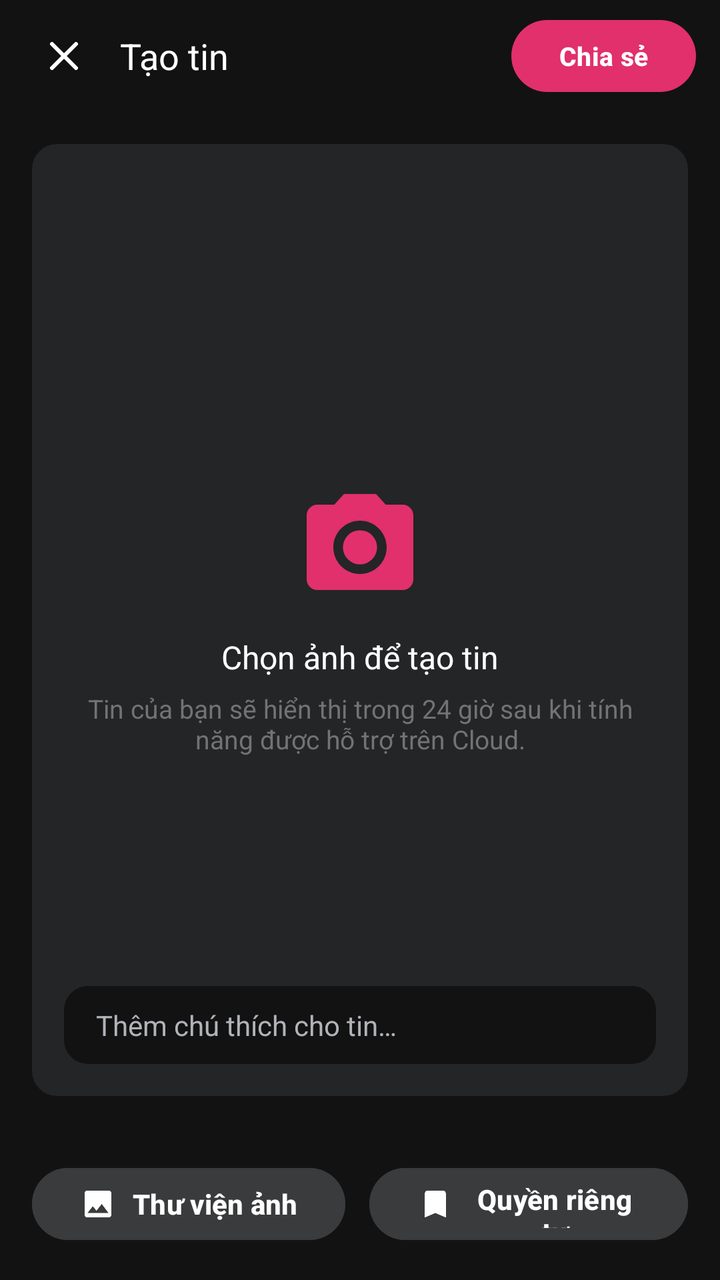
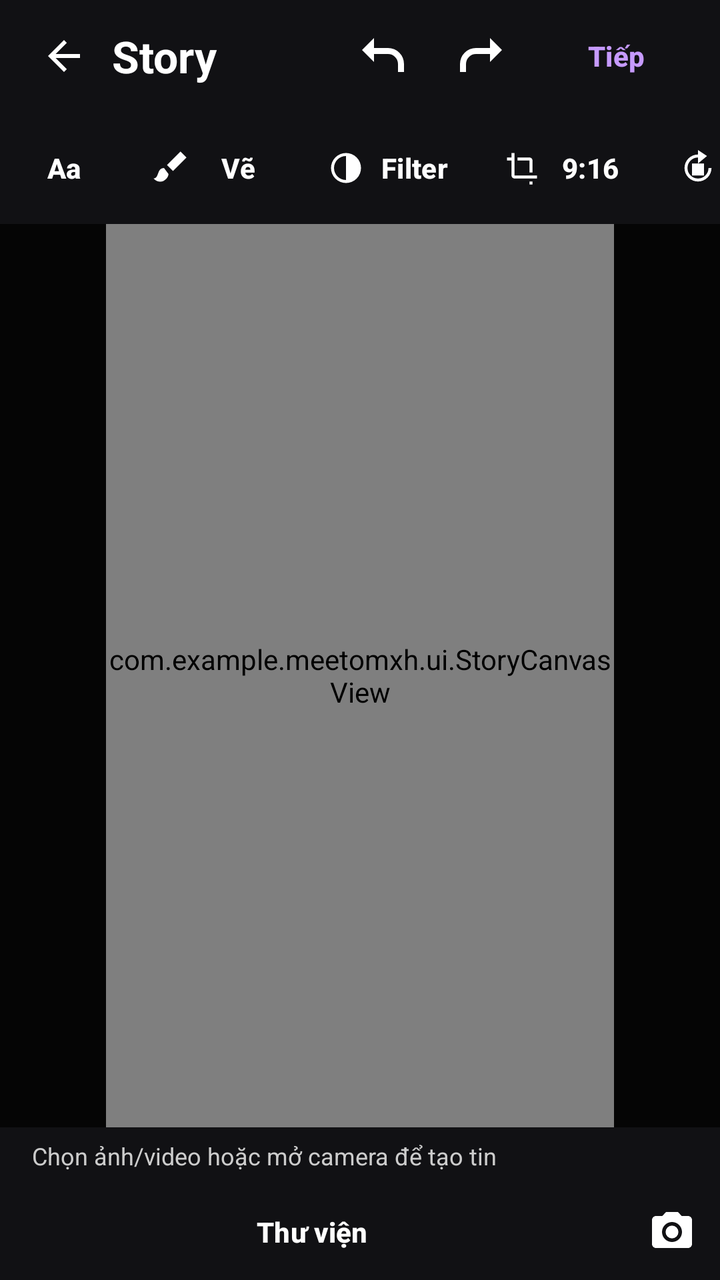

Before-and-after screenshots of an Android layout around one commit, followed by the original layout XML and the change that was made.
<!-- AndroidManifest.xml: application theme Theme.MeetoMXH -->
<!-- res/layout/activity_story_create.xml -->
<?xml version="1.0" encoding="utf-8"?>
<androidx.constraintlayout.widget.ConstraintLayout xmlns:android="http://schemas.android.com/apk/res/android"
    xmlns:app="http://schemas.android.com/apk/res-auto"
    xmlns:tools="http://schemas.android.com/tools"
    android:layout_width="match_parent"
    android:layout_height="match_parent"
    android:background="#121212"
    tools:context=".StoryCreateActivity">

    
    <LinearLayout
        android:id="@+id/layoutTopBar"
        android:layout_width="match_parent"
        android:layout_height="56dp"
        android:gravity="center_vertical"
        android:orientation="horizontal"
        android:paddingHorizontal="12dp"
        app:layout_constraintTop_toTopOf="parent">

        <ImageButton
            android:id="@+id/btnCloseStory"
            android:layout_width="40dp"
            android:layout_height="40dp"
            android:background="?attr/selectableItemBackgroundBorderless"
            android:contentDescription="Đóng"
            android:padding="8dp"
            android:src="@drawable/ic_clear"
            app:tint="@color/white" />

        <TextView
            android:layout_width="0dp"
            android:layout_height="wrap_content"
            android:layout_marginStart="8dp"
            android:layout_weight="1"
            android:fontFamily="sans-serif-bold"
            android:text="Tạo tin"
            android:textColor="@color/white"
            android:textSize="18sp" />

        <com.google.android.material.button.MaterialButton
            android:id="@+id/btnShareStory"
            style="@style/Widget.Material3.Button.UnelevatedButton"
            android:layout_width="wrap_content"
            android:layout_height="36dp"
            android:insetTop="0dp"
            android:insetBottom="0dp"
            android:text="Chia sẻ"
            android:textAllCaps="false"
            android:textColor="@color/white"
            android:textSize="13sp"
            android:textStyle="bold"
            app:backgroundTint="@color/brand_blue"
            app:cornerRadius="18dp" />

    </LinearLayout>

    
    <FrameLayout
        android:id="@+id/layoutStoryCanvas"
        android:layout_width="match_parent"
        android:layout_height="0dp"
        android:layout_margin="16dp"
        android:background="@drawable/bg_card_rounded"
        android:backgroundTint="#242526"
        app:layout_constraintBottom_toTopOf="@id/layoutBottomControls"
        app:layout_constraintTop_toBottomOf="@id/layoutTopBar">

        <ImageView
            android:id="@+id/ivStoryPreview"
            android:layout_width="match_parent"
            android:layout_height="match_parent"
            android:contentDescription="Xem trước tin"
            android:scaleType="centerCrop"
            android:visibility="gone" />

        
        <LinearLayout
            android:id="@+id/layoutStoryPlaceholder"
            android:layout_width="wrap_content"
            android:layout_height="wrap_content"
            android:layout_gravity="center"
            android:gravity="center"
            android:orientation="vertical"
            android:padding="24dp">

            <ImageView
                android:layout_width="64dp"
                android:layout_height="64dp"
                android:contentDescription="@null"
                android:src="@drawable/ic_camera"
                app:tint="@color/brand_blue" />

            <TextView
                android:layout_width="wrap_content"
                android:layout_height="wrap_content"
                android:layout_marginTop="12dp"
                android:fontFamily="sans-serif-bold"
                android:gravity="center"
                android:text="Chọn ảnh để tạo tin"
                android:textColor="@color/white"
                android:textSize="16sp" />

            <TextView
                android:layout_width="wrap_content"
                android:layout_height="wrap_content"
                android:layout_marginTop="6dp"
                android:gravity="center"
                android:text="Tin của bạn sẽ hiển thị trong 24 giờ sau khi tính năng được hỗ trợ trên Cloud."
                android:textColor="@color/text_secondary"
                android:textSize="13sp" />

        </LinearLayout>

        
        <EditText
            android:id="@+id/etStoryCaption"
            android:layout_width="match_parent"
            android:layout_height="wrap_content"
            android:layout_gravity="bottom"
            android:layout_margin="16dp"
            android:background="@drawable/bg_pill_search"
            android:backgroundTint="#80000000"
            android:hint="Thêm chú thích cho tin…"
            android:inputType="textCapSentences|textMultiLine"
            android:maxLines="3"
            android:paddingHorizontal="16dp"
            android:paddingVertical="10dp"
            android:textColor="@color/white"
            android:textColorHint="#B0B3B8"
            android:textSize="14sp" />

    </FrameLayout>

    
    <LinearLayout
        android:id="@+id/layoutBottomControls"
        android:layout_width="match_parent"
        android:layout_height="wrap_content"
        android:gravity="center"
        android:orientation="horizontal"
        android:padding="16dp"
        app:layout_constraintBottom_toBottomOf="parent">

        <com.google.android.material.button.MaterialButton
            android:id="@+id/btnPickStoryMedia"
            style="@style/Widget.Material3.Button.UnelevatedButton"
            android:layout_width="wrap_content"
            android:layout_height="44dp"
            android:layout_marginEnd="12dp"
            android:backgroundTint="#3A3B3C"
            android:text="Thư viện ảnh"
            android:textAllCaps="false"
            android:textColor="@color/white"
            android:textSize="14sp"
            app:cornerRadius="22dp"
            app:icon="@drawable/ic_photo"
            app:iconTint="@color/white" />

        <com.google.android.material.button.MaterialButton
            android:id="@+id/btnStoryPrivacy"
            style="@style/Widget.Material3.Button.UnelevatedButton"
            android:layout_width="wrap_content"
            android:layout_height="44dp"
            android:backgroundTint="#3A3B3C"
            android:text="Quyền riêng tư"
            android:textAllCaps="false"
            android:textColor="@color/white"
            android:textSize="14sp"
            app:cornerRadius="22dp"
            app:icon="@drawable/ic_bookmark"
            app:iconTint="@color/white" />

    </LinearLayout>

</androidx.constraintlayout.widget.ConstraintLayout>
<!-- resources referenced by this layout -->
<resources>
  <color name="brand_blue">#E1306C</color>
  <color name="text_secondary">#737373</color>
  <color name="white">#FFFFFFFF</color>
  <!-- drawable bg_card_rounded (drawable) -->
  <?xml version="1.0" encoding="utf-8"?>
  <shape xmlns:android="http://schemas.android.com/apk/res/android"
      android:shape="rectangle">
      <solid android:color="@color/surface_bg" />
      <corners android:radius="12dp" />
      <stroke
          android:width="1dp"
          android:color="@color/divider_color" />
  </shape>
  <!-- drawable bg_pill_search (drawable) -->
  <?xml version="1.0" encoding="utf-8"?>
  <shape xmlns:android="http://schemas.android.com/apk/res/android"
      android:shape="rectangle">
      <solid android:color="@color/surface_variant" />
      <corners android:radius="12dp" />
  </shape>
  <!-- drawable ic_bookmark (drawable) -->
  <vector xmlns:android="http://schemas.android.com/apk/res/android"
      android:width="24dp"
      android:height="24dp"
      android:viewportWidth="24"
      android:viewportHeight="24">
    <path
        android:fillColor="@color/text_primary"
        android:pathData="M17,3H7c-1.1,0 -1.99,0.9 -1.99,2L5,21l7,-3 7,3V5c0,-1.1 -0.9,-2 -2,-2z"/>
  </vector>
  <!-- drawable ic_clear (drawable) -->
  <vector xmlns:android="http://schemas.android.com/apk/res/android"
      android:width="24dp"
      android:height="24dp"
      android:viewportWidth="24"
      android:viewportHeight="24">
      <path
          android:fillColor="@android:color/transparent"
          android:strokeColor="#FF000000"
          android:strokeLineCap="round"
          android:strokeWidth="2"
          android:pathData="M6,6 L18,18 M18,6 L6,18" />
  </vector>
  <!-- drawable ic_photo (drawable) -->
  <vector xmlns:android="http://schemas.android.com/apk/res/android"
      android:width="24dp"
      android:height="24dp"
      android:viewportWidth="24"
      android:viewportHeight="24">
    <path
        android:fillColor="#45BD62"
        android:pathData="M21,19V5c0,-1.1 -0.9,-2 -2,-2H5c-1.1,0 -2,0.9 -2,2v14c0,1.1 0.9,2 2,2h14c1.1,0 2,-0.9 2,-2zM8.5,13.5l2.5,3.01L14.5,12l4.5,6H5l3.5,-4.5z"/>
  </vector>
  <style name="Theme.MeetoMXH" parent="Base.Theme.MeetoMXH" />
  <color name="surface_bg">#FFFFFF</color>
  <color name="divider_color">#EFEFEF</color>
  <color name="surface_variant">#FAFAFA</color>
  <color name="text_primary">#262626</color>
  <color name="primary_container">#FCE4EC</color>
  <color name="on_primary_container">#880E4F</color>
  <color name="ig_purple">#833AB4</color>
  <color name="app_bg">#FFFFFF</color>
  <color name="text_hint">#C7C7C7</color>
  <color name="outline_color">#DBDBDB</color>
  <color name="status_error">#ED4956</color>
  <style name="ThemeOverlay.Meeto.BottomSheetDialog" parent="ThemeOverlay.Material3.BottomSheetDialog">
          <item name="bottomSheetStyle">@style/Widget.Meeto.BottomSheet</item>
      </style>
  <style name="ShapeAppearance.Meeto.Dialog" parent="ShapeAppearance.Material3.Corner.Large">
          <item name="cornerSize">@dimen/corner_radius_dialog</item>
      </style>
  <dimen name="corner_radius_medium">10dp</dimen>
  <dimen name="button_height_standard">48dp</dimen>
  <dimen name="corner_radius_dialog">22dp</dimen>
  <color name="icon_button_bg_pressed">#EFEFEF</color>
  <!-- unchanged entries left out for length: 10 -->
</resources>

<!-- the commit's change to res/layout/activity_story_create.xml (unified diff, before → after) -->
@@ -1,175 +1,37 @@
-<?xml version="1.0" encoding="utf-8"?>
-<androidx.constraintlayout.widget.ConstraintLayout xmlns:android="http://schemas.android.com/apk/res/android"
-    xmlns:app="http://schemas.android.com/apk/res-auto"
-    xmlns:tools="http://schemas.android.com/tools"
-    android:layout_width="match_parent"
-    android:layout_height="match_parent"
-    android:background="#121212"
-    tools:context=".StoryCreateActivity">
-
-    
-    <LinearLayout
-        android:id="@+id/layoutTopBar"
-        android:layout_width="match_parent"
-        android:layout_height="56dp"
-        android:gravity="center_vertical"
-        android:orientation="horizontal"
-        android:paddingHorizontal="12dp"
-        app:layout_constraintTop_toTopOf="parent">
-
-        <ImageButton
-            android:id="@+id/btnCloseStory"
-            android:layout_width="40dp"
-            android:layout_height="40dp"
-            android:background="?attr/selectableItemBackgroundBorderless"
-            android:contentDescription="Đóng"
-            android:padding="8dp"
-            android:src="@drawable/ic_clear"
-            app:tint="@color/white" />
-
-        <TextView
-            android:layout_width="0dp"
-            android:layout_height="wrap_content"
-            android:layout_marginStart="8dp"
-            android:layout_weight="1"
-            android:fontFamily="sans-serif-bold"
-            android:text="Tạo tin"
-            android:textColor="@color/white"
-            android:textSize="18sp" />
-
-        <com.google.android.material.button.MaterialButton
-            android:id="@+id/btnShareStory"
-            style="@style/Widget.Material3.Button.UnelevatedButton"
-            android:layout_width="wrap_content"
-            android:layout_height="36dp"
-            android:insetTop="0dp"
-            android:insetBottom="0dp"
-            android:text="Chia sẻ"
-            android:textAllCaps="false"
-            android:textColor="@color/white"
-            android:textSize="13sp"
-            android:textStyle="bold"
-            app:backgroundTint="@color/brand_blue"
-            app:cornerRadius="18dp" />
-
-    </LinearLayout>
-
-    
-    <FrameLayout
-        android:id="@+id/layoutStoryCanvas"
-        android:layout_width="match_parent"
-        android:layout_height="0dp"
-        android:layout_margin="16dp"
-        android:background="@drawable/bg_card_rounded"
-        android:backgroundTint="#242526"
-        app:layout_constraintBottom_toTopOf="@id/layoutBottomControls"
-        app:layout_constraintTop_toBottomOf="@id/layoutTopBar">
-
-        <ImageView
-            android:id="@+id/ivStoryPreview"
-            android:layout_width="match_parent"
-            android:layout_height="match_parent"
-            android:contentDescription="Xem trước tin"
-            android:scaleType="centerCrop"
-            android:visibility="gone" />
-
-        
-        <LinearLayout
-            android:id="@+id/layoutStoryPlaceholder"
-            android:layout_width="wrap_content"
-            android:layout_height="wrap_content"
-            android:layout_gravity="center"
-            android:gravity="center"
-            android:orientation="vertical"
-            android:padding="24dp">
-
-            <ImageView
-                android:layout_width="64dp"
-                android:layout_height="64dp"
-                android:contentDescription="@null"
-                android:src="@drawable/ic_camera"
-                app:tint="@color/brand_blue" />
-
-            <TextView
-                android:layout_width="wrap_content"
-                android:layout_height="wrap_content"
-                android:layout_marginTop="12dp"
-                android:fontFamily="sans-serif-bold"
-                android:gravity="center"
-                android:text="Chọn ảnh để tạo tin"
-                android:textColor="@color/white"
-                android:textSize="16sp" />
-
-            <TextView
-                android:layout_width="wrap_content"
-                android:layout_height="wrap_content"
-                android:layout_marginTop="6dp"
-                android:gravity="center"
-                android:text="Tin của bạn sẽ hiển thị trong 24 giờ sau khi tính năng được hỗ trợ trên Cloud."
-                android:textColor="@color/text_secondary"
-                android:textSize="13sp" />
-
-        </LinearLayout>
-
-        
-        <EditText
-            android:id="@+id/etStoryCaption"
-            android:layout_width="match_parent"
-            android:layout_height="wrap_content"
-            android:layout_gravity="bottom"
-            android:layout_margin="16dp"
-            android:background="@drawable/bg_pill_search"
-            android:backgroundTint="#80000000"
-            android:hint="Thêm chú thích cho tin…"
-            android:inputType="textCapSentences|textMultiLine"
-            android:maxLines="3"
-            android:paddingHorizontal="16dp"
-            android:paddingVertical="10dp"
-            android:textColor="@color/white"
-            android:textColorHint="#B0B3B8"
-            android:textSize="14sp" />
-
-    </FrameLayout>
-
-    
-    <LinearLayout
-        android:id="@+id/layoutBottomControls"
-        android:layout_width="match_parent"
-        android:layout_height="wrap_content"
-        android:gravity="center"
-        android:orientation="horizontal"
-        android:padding="16dp"
-        app:layout_constraintBottom_toBottomOf="parent">
-
-        <com.google.android.material.button.MaterialButton
-            android:id="@+id/btnPickStoryMedia"
-            style="@style/Widget.Material3.Button.UnelevatedButton"
-            android:layout_width="wrap_content"
-            android:layout_height="44dp"
-            android:layout_marginEnd="12dp"
-            android:backgroundTint="#3A3B3C"
-            android:text="Thư viện ảnh"
-            android:textAllCaps="false"
-            android:textColor="@color/white"
-            android:textSize="14sp"
-            app:cornerRadius="22dp"
-            app:icon="@drawable/ic_photo"
-            app:iconTint="@color/white" />
-
-        <com.google.android.material.button.MaterialButton
-            android:id="@+id/btnStoryPrivacy"
-            style="@style/Widget.Material3.Button.UnelevatedButton"
-            android:layout_width="wrap_content"
-            android:layout_height="44dp"
-            android:backgroundTint="#3A3B3C"
-            android:text="Quyền riêng tư"
-            android:textAllCaps="false"
-            android:textColor="@color/white"
-            android:textSize="14sp"
-            app:cornerRadius="22dp"
-            app:icon="@drawable/ic_bookmark"
-            app:iconTint="@color/white" />
-
-    </LinearLayout>
-
-</androidx.constraintlayout.widget.ConstraintLayout>
+<LinearLayout xmlns:android="http://schemas.android.com/apk/res/android" xmlns:app="http://schemas.android.com/apk/res-auto" android:id="@+id/story_create_root" android:layout_width="match_parent" android:layout_height="match_parent" android:orientation="vertical" android:background="#111114">
+ <LinearLayout android:layout_width="match_parent" android:layout_height="56dp" android:gravity="center_vertical" android:paddingHorizontal="8dp">
+  <ImageButton android:id="@+id/story_create_back" android:layout_width="48dp" android:layout_height="48dp" android:background="?attr/selectableItemBackgroundBorderless" android:src="@drawable/ic_arrow_back" android:tint="#FFFFFF" android:contentDescription="Quay lại" />
+  <TextView android:layout_width="0dp" android:layout_height="wrap_content" android:layout_weight="1" android:text="Story" android:textColor="#FFFFFF" android:textSize="22sp" android:textStyle="bold" />
+  <ImageButton android:id="@+id/story_undo" android:layout_width="48dp" android:layout_height="48dp" android:background="?attr/selectableItemBackgroundBorderless" android:src="@drawable/ic_story_undo" android:tint="#FFFFFF" android:contentDescription="Hoàn tác" />
+  <ImageButton android:id="@+id/story_redo" android:layout_width="48dp" android:layout_height="48dp" android:background="?attr/selectableItemBackgroundBorderless" android:src="@drawable/ic_story_redo" android:tint="#FFFFFF" android:contentDescription="Làm lại" />
+  <Button android:id="@+id/story_next" style="@style/Widget.Material3.Button.TextButton" android:layout_width="wrap_content" android:layout_height="48dp" android:text="Tiếp" android:textAllCaps="false" android:textColor="#C69AFF" />
+ </LinearLayout>
+ <HorizontalScrollView android:id="@+id/story_tools" android:layout_width="match_parent" android:layout_height="56dp" android:scrollbars="none">
+  <LinearLayout android:layout_width="wrap_content" android:layout_height="match_parent" android:gravity="center_vertical">
+   <Button android:id="@+id/story_text_tool" style="@style/Widget.Material3.Button.TextButton" android:layout_width="64dp" android:layout_height="48dp" android:text="Aa" android:textColor="#FFFFFF" android:contentDescription="Thêm văn bản" />
+   <com.google.android.material.button.MaterialButton android:id="@+id/story_brush_tool" style="@style/Widget.Material3.Button.TextButton" android:layout_width="wrap_content" android:layout_height="48dp" app:icon="@drawable/ic_story_brush" app:iconTint="#FFFFFF" android:text="Vẽ" android:textColor="#FFFFFF" android:textAllCaps="false" />
+   <com.google.android.material.button.MaterialButton android:id="@+id/story_filter_tool" style="@style/Widget.Material3.Button.TextButton" android:layout_width="wrap_content" android:layout_height="48dp" app:icon="@drawable/ic_story_filter" app:iconTint="#FFFFFF" android:text="Filter" android:textColor="#FFFFFF" android:textAllCaps="false" />
+   <com.google.android.material.button.MaterialButton android:id="@+id/story_crop_tool" style="@style/Widget.Material3.Button.TextButton" android:layout_width="wrap_content" android:layout_height="48dp" app:icon="@drawable/ic_story_crop" app:iconTint="#FFFFFF" android:text="9:16" android:textColor="#FFFFFF" android:textAllCaps="false" />
+   <com.google.android.material.button.MaterialButton android:id="@+id/story_rotate_tool" style="@style/Widget.Material3.Button.TextButton" android:layout_width="wrap_content" android:layout_height="48dp" app:icon="@drawable/ic_story_rotate" app:iconTint="#FFFFFF" android:text="Xoay" android:textColor="#FFFFFF" android:textAllCaps="false" />
+  </LinearLayout>
+ </HorizontalScrollView>
+ <androidx.constraintlayout.widget.ConstraintLayout android:layout_width="match_parent" android:layout_height="0dp" android:layout_weight="1" android:background="#050505">
+  <FrameLayout android:id="@+id/story_stage" android:layout_width="0dp" android:layout_height="0dp" app:layout_constraintDimensionRatio="9:16" app:layout_constraintTop_toTopOf="parent" app:layout_constraintBottom_toBottomOf="parent" app:layout_constraintStart_toStartOf="parent" app:layout_constraintEnd_toEndOf="parent">
+   <androidx.media3.ui.PlayerView android:id="@+id/story_edit_player" android:layout_width="match_parent" android:layout_height="match_parent" app:surface_type="surface_view" app:resize_mode="fit" app:use_controller="false" android:visibility="gone" />
+   <ImageView android:id="@+id/story_export_preview" android:layout_width="match_parent" android:layout_height="match_parent" android:scaleType="fitCenter" android:contentDescription="Story thành phẩm" android:visibility="gone" />
+   <com.example.meetomxh.ui.StoryCanvasView android:id="@+id/story_canvas" android:layout_width="match_parent" android:layout_height="match_parent" />
+  </FrameLayout>
+ </androidx.constraintlayout.widget.ConstraintLayout>
+ <TextView android:id="@+id/story_create_status" android:layout_width="match_parent" android:layout_height="wrap_content" android:paddingHorizontal="16dp" android:paddingVertical="6dp" android:maxLines="3" android:textSize="12sp" android:textColor="#CCCCCC" android:text="Chọn ảnh/video hoặc mở camera để tạo tin" android:accessibilityLiveRegion="polite" />
+ <com.example.meetomxh.ui.ReelTrimTimelineView android:id="@+id/story_trim" android:layout_width="match_parent" android:layout_height="104dp" android:visibility="gone" />
+ <LinearLayout android:layout_width="match_parent" android:layout_height="48dp" android:gravity="center_vertical">
+  <Button android:id="@+id/story_pick" style="@style/Widget.Material3.Button.TextButton" android:layout_width="0dp" android:layout_height="48dp" android:layout_weight="1" android:text="Thư viện" android:textColor="#FFFFFF" android:textAllCaps="false" />
+  <ImageButton android:id="@+id/story_camera" android:layout_width="48dp" android:layout_height="48dp" android:background="?attr/selectableItemBackgroundBorderless" android:src="@drawable/ic_camera" android:tint="#FFFFFF" android:contentDescription="Chụp ảnh hoặc quay video Story" />
+  <ImageButton android:id="@+id/story_edit_play" android:layout_width="48dp" android:layout_height="48dp" android:background="?attr/selectableItemBackgroundBorderless" android:src="@drawable/ic_reel_pause" android:tint="#FFFFFF" android:contentDescription="Phát hoặc tạm dừng video" android:visibility="gone" />
+  <CheckBox android:id="@+id/story_edit_mute" android:layout_width="wrap_content" android:layout_height="48dp" android:text="Tắt tiếng" android:textColor="#FFFFFF" android:buttonTint="#C69AFF" android:visibility="gone" />
+  <Button android:id="@+id/story_privacy" android:visibility="gone" style="@style/Widget.Material3.Button.TextButton" android:layout_width="wrap_content" android:layout_height="48dp" android:text="Người theo dõi" android:textColor="#FFFFFF" android:textAllCaps="false" />
+ </LinearLayout>
+ <EditText android:id="@+id/story_create_caption" android:visibility="gone" android:layout_width="match_parent" android:layout_height="48dp" android:paddingHorizontal="16dp" android:hint="Mô tả Story…" android:textColor="#FFFFFF" android:textColorHint="#AAAAAA" android:maxLength="2000" android:singleLine="true" android:inputType="textCapSentences" />
+ <ProgressBar android:id="@+id/story_create_progress" style="@android:style/Widget.ProgressBar.Horizontal" android:layout_width="match_parent" android:layout_height="4dp" android:max="100" android:visibility="gone" />
+ <Button android:id="@+id/story_publish" android:visibility="gone" android:layout_width="match_parent" android:layout_height="52dp" android:layout_marginHorizontal="12dp" android:text="Xem trước" android:textAllCaps="false" android:textColor="#FFFFFF" android:backgroundTint="#823CE0" />
+</LinearLayout>
<!-- resource entries referenced after the edit -->
@@ -1,26 +1,6 @@
 <!-- resources referenced by this layout -->
 <resources>
-  <color name="brand_blue">#E1306C</color>
-  <color name="text_secondary">#737373</color>
-  <color name="white">#FFFFFFFF</color>
-  <!-- drawable bg_card_rounded (drawable) -->
-  <?xml version="1.0" encoding="utf-8"?>
-  <shape xmlns:android="http://schemas.android.com/apk/res/android"
-      android:shape="rectangle">
-      <solid android:color="@color/surface_bg" />
-      <corners android:radius="12dp" />
-      <stroke
-          android:width="1dp"
-          android:color="@color/divider_color" />
-  </shape>
-  <!-- drawable bg_pill_search (drawable) -->
-  <?xml version="1.0" encoding="utf-8"?>
-  <shape xmlns:android="http://schemas.android.com/apk/res/android"
-      android:shape="rectangle">
-      <solid android:color="@color/surface_variant" />
-      <corners android:radius="12dp" />
-  </shape>
-  <!-- drawable ic_bookmark (drawable) -->
+  <!-- drawable ic_arrow_back (drawable) -->
   <vector xmlns:android="http://schemas.android.com/apk/res/android"
       android:width="24dp"
       android:height="24dp"
@@ -28,31 +8,25 @@
       android:viewportHeight="24">
     <path
         android:fillColor="@color/text_primary"
-        android:pathData="M17,3H7c-1.1,0 -1.99,0.9 -1.99,2L5,21l7,-3 7,3V5c0,-1.1 -0.9,-2 -2,-2z"/>
+        android:pathData="M20,11H7.83l5.59,-5.59L12,4l-8,8 8,8 1.41,-1.41L7.83,13H20v-2z"/>
   </vector>
-  <!-- drawable ic_clear (drawable) -->
-  <vector xmlns:android="http://schemas.android.com/apk/res/android"
-      android:width="24dp"
-      android:height="24dp"
-      android:viewportWidth="24"
-      android:viewportHeight="24">
-      <path
-          android:fillColor="@android:color/transparent"
-          android:strokeColor="#FF000000"
-          android:strokeLineCap="round"
-          android:strokeWidth="2"
-          android:pathData="M6,6 L18,18 M18,6 L6,18" />
-  </vector>
-  <!-- drawable ic_photo (drawable) -->
-  <vector xmlns:android="http://schemas.android.com/apk/res/android"
-      android:width="24dp"
-      android:height="24dp"
-      android:viewportWidth="24"
-      android:viewportHeight="24">
-    <path
-        android:fillColor="#45BD62"
-        android:pathData="M21,19V5c0,-1.1 -0.9,-2 -2,-2H5c-1.1,0 -2,0.9 -2,2v14c0,1.1 0.9,2 2,2h14c1.1,0 2,-0.9 2,-2zM8.5,13.5l2.5,3.01L14.5,12l4.5,6H5l3.5,-4.5z"/>
-  </vector>
+  <!-- drawable ic_reel_pause (drawable) -->
+  <vector xmlns:android="http://schemas.android.com/apk/res/android" android:width="24dp" android:height="24dp" android:viewportWidth="24" android:viewportHeight="24"><path android:fillColor="#FFFFFF" android:pathData="M6,4h4v16H6zM14,4h4v16h-4z"/></vector>
+  <!-- drawable ic_story_brush (drawable) -->
+  <vector xmlns:android="http://schemas.android.com/apk/res/android" android:width="24dp" android:height="24dp" android:viewportWidth="24" android:viewportHeight="24"><path android:fillColor="#FFFFFF" android:pathData="M14,14l-4,-4 9,-9 4,4zM8,12c-5,0 -3,7 -7,7 5,5 10,0 10,-3z"/></vector>
+  <!-- drawable ic_story_crop (drawable) -->
+  <vector xmlns:android="http://schemas.android.com/apk/res/android" android:width="24dp" android:height="24dp" android:viewportWidth="24" android:viewportHeight="24"><path android:fillColor="#FFFFFF" android:pathData="M5,2h2v15h15v2H7a2,2 0,0 1,-2 -2V7H2V5h3zM9,5h8a2,2 0,0 1,2 2v8h-2V7H9zM17,21h2v2h-2z"/></vector>
+  <!-- drawable ic_story_filter (drawable) -->
+  <vector xmlns:android="http://schemas.android.com/apk/res/android" android:width="24dp" android:height="24dp" android:viewportWidth="24" android:viewportHeight="24"><path android:fillColor="#FFFFFF" android:pathData="M12,2a10,10 0,1 0,0 20a10,10 0,0 0,0 -20M12,4v16a8,8 0,1 1,0 -16z"/></vector>
+  <!-- drawable ic_story_redo (drawable) -->
+  <vector xmlns:android="http://schemas.android.com/apk/res/android" android:width="24dp" android:height="24dp" android:viewportWidth="24" android:viewportHeight="24"><path android:fillColor="#FFFFFF" android:pathData="M17,7V3l6,6 -6,6v-4h-7a5,5 0,0 0,-5 5v4H2v-4a8,8 0,0 1,8 -8h7z"/></vector>
+  <!-- drawable ic_story_rotate (drawable) -->
+  <vector xmlns:android="http://schemas.android.com/apk/res/android" android:width="24dp" android:height="24dp" android:viewportWidth="24" android:viewportHeight="24"><path android:fillColor="#FFFFFF" android:pathData="M12,3a9,9 0,1 0,9 9h-2a7,7 0,1 1,-7 -7v4l6,-5 -6,-4zM8,9h8v8H8z"/></vector>
+  <!-- drawable ic_story_undo (drawable) -->
+  <vector xmlns:android="http://schemas.android.com/apk/res/android" android:width="24dp" android:height="24dp" android:viewportWidth="24" android:viewportHeight="24"><path android:fillColor="#FFFFFF" android:pathData="M7,7V3L1,9l6,6v-4h7a5,5 0,0 1,5 5v4h3v-4a8,8 0,0 0,-8 -8H7z"/></vector>
+  <color name="brand_blue">#E1306C</color>
+  <color name="text_secondary">#737373</color>
+  <color name="white">#FFFFFFFF</color>
   <style name="Theme.MeetoMXH" parent="Base.Theme.MeetoMXH" />
   <color name="surface_bg">#FFFFFF</color>
   <color name="divider_color">#EFEFEF</color>
